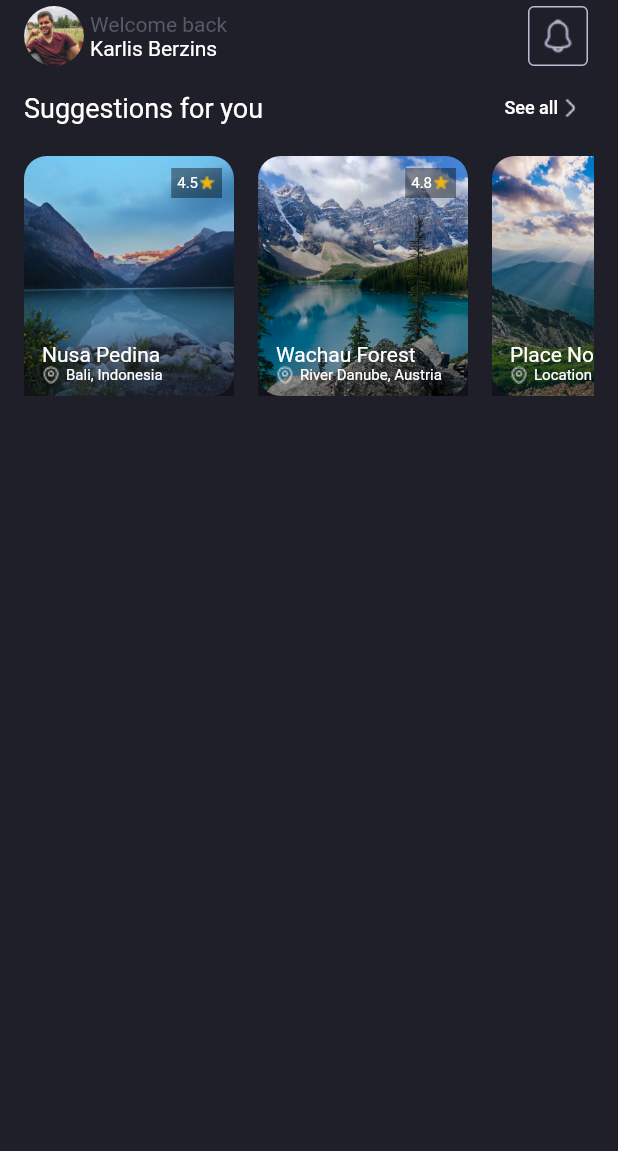
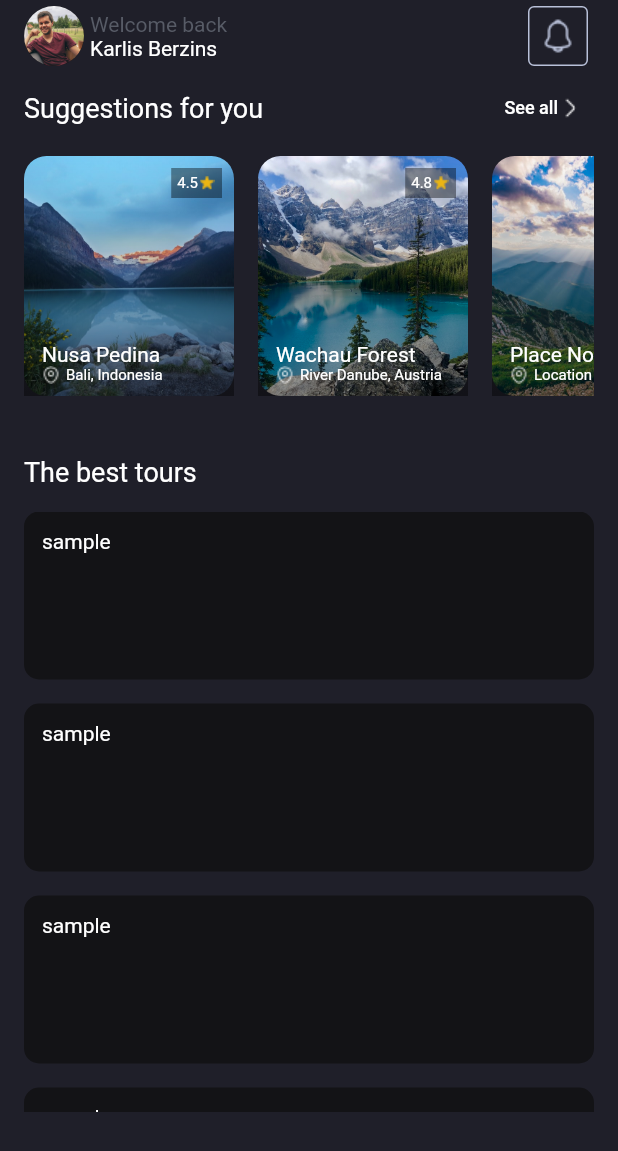
Before and after one commit to berzinsk/ui_tour_booking_app_flutter, a Flutter app: the screen it shows after launch, on a phone screen of 412 x 824 dp. Shown: the top 1151 px of the screen. Run offline on Flutter 3.47's test engine with Material 2 defaults, Android fonts, the phone set to English and light mode, and no system bars.

Commit message:
Create placeholder tor_item widget and component for displaying tours

```diff
--- /dev/null
+++ b/lib/components/tour_item.dart
@@ -0,0 +1,26 @@
+import 'package:flutter/material.dart';
+
+import 'tours.dart';
+
+class TourItem extends StatelessWidget {
+  const TourItem({
+    Key? key,
+    required this.tour,
+  }) : super(key: key);
+
+  final Tour tour;
+
+  @override
+  Widget build(BuildContext context) {
+    return Container(
+      decoration: BoxDecoration(
+          borderRadius: BorderRadius.circular(10),
+          color: const Color(0xff131316)),
+      height: 112.0,
+      child: const Padding(
+        padding: EdgeInsets.all(12.0),
+        child: Text('sample'),
+      ),
+    );
+  }
+}
--- /dev/null
+++ b/lib/components/tours.dart
@@ -0,0 +1,104 @@
+import 'package:flutter/material.dart';
+
+import 'tour_item.dart';
+
+class Tour {
+  Tour({
+    required this.name,
+    required this.country,
+    required this.rating,
+    required this.startDate,
+    required this.endDate,
+    required this.price,
+  });
+  String name;
+  String country;
+  double rating;
+  DateTime startDate;
+  DateTime endDate;
+  double price;
+}
+
+final _tourList = [
+  Tour(
+    name: 'Western Desert',
+    country: 'Egypt',
+    rating: 4.9,
+    startDate: DateTime.now(),
+    endDate: DateTime.now(),
+    price: 450,
+  ),
+  Tour(
+    name: 'Rocky mountain',
+    country: 'Canada',
+    rating: 4.8,
+    startDate: DateTime.now(),
+    endDate: DateTime.now(),
+    price: 200,
+  ),
+  Tour(
+    name: 'Liepājas ielas',
+    country: 'Latvia',
+    rating: 4.9,
+    startDate: DateTime.now(),
+    endDate: DateTime.now(),
+    price: 100,
+  ),
+  Tour(
+    name: 'Ventspils pludmales',
+    country: 'Latvia',
+    rating: 4.9,
+    startDate: DateTime.now(),
+    endDate: DateTime.now(),
+    price: 100,
+  ),
+];
+
+class Tours extends StatelessWidget {
+  const Tours({Key? key}) : super(key: key);
+
+  @override
+  Widget build(BuildContext context) {
+    return Padding(
+      padding: const EdgeInsets.only(top: 40.0),
+      child: Column(
+        crossAxisAlignment: CrossAxisAlignment.start,
+        children: [
+          const Padding(
+            padding: EdgeInsets.only(bottom: 16.0),
+            child: Text(
+              'The best tours',
+              style: TextStyle(
+                fontSize: 18.0,
+              ),
+            ),
+          ),
+          SizedBox(
+            width: MediaQuery.of(context).size.width,
+            height: 400,
+            child: ListView.separated(
+              itemBuilder: (context, index) {
+                Tour tour = Tour(
+                  country: 'Egypt',
+                  name: '',
+                  endDate: DateTime.now(),
+                  price: 450,
+                  rating: 4.9,
+                  startDate: DateTime.now(),
+                );
+
+                return TourItem(tour: tour);
+              },
+              separatorBuilder: (context, index) {
+                return const SizedBox(
+                  height: 16.0,
+                );
+              },
+              itemCount: _tourList.length,
+            ),
+          ),
+        ],
+      ),
+    );
+  }
+}
--- a/lib/main.dart
+++ b/lib/main.dart
@@ -2,6 +2,7 @@ import 'package:flutter/material.dart';
 
 import 'components/app_header.dart';
 import 'components/suggestions.dart';
+import 'components/tours.dart';
 
 void main() {
   runApp(const MyApp());
@@ -40,9 +41,11 @@ class MyHomePage extends StatelessWidget {
         child: Container(
           padding: const EdgeInsets.symmetric(horizontal: 16.0),
           child: Column(
+            crossAxisAlignment: CrossAxisAlignment.start,
             children: const [
               AppHeader(),
               Suggestions(),
+              Tours(),
             ],
           ),
         ),
```
